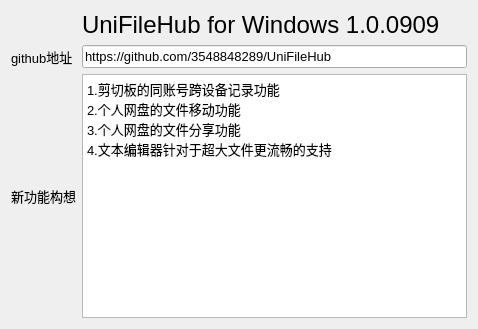
Above: MoreFunction/MoreFunction.ui from 3548848289/UniFileHub before the change. Below: the same form after it.
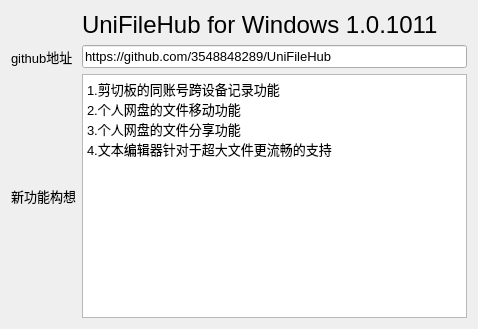
That is the form after the change. Icons and pictures are not drawn.

What changed in the file:
```diff
--- a/MoreFunction/MoreFunction.ui
+++ b/MoreFunction/MoreFunction.ui
@@ -82,7 +82,7 @@
       </font>
      </property>
      <property name="text">
-      <string>UniFileHub for Windows 1.0.0909</string>
+      <string>UniFileHub for Windows 1.0.1011</string>
      </property>
     </widget>
    </item>
```
